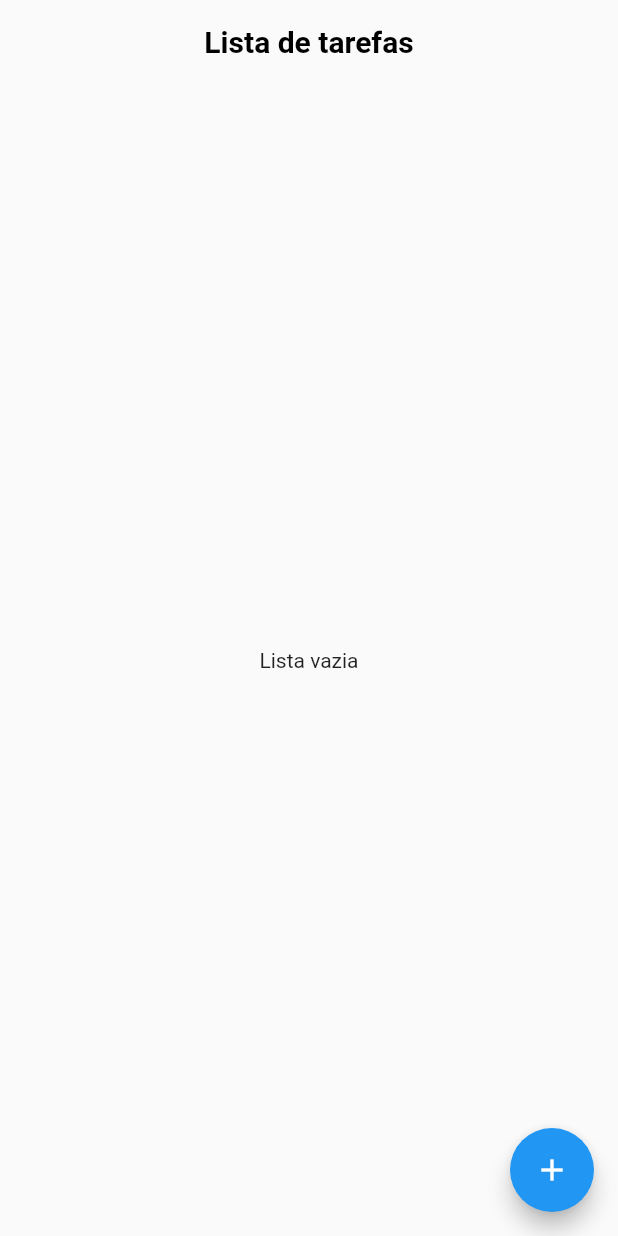
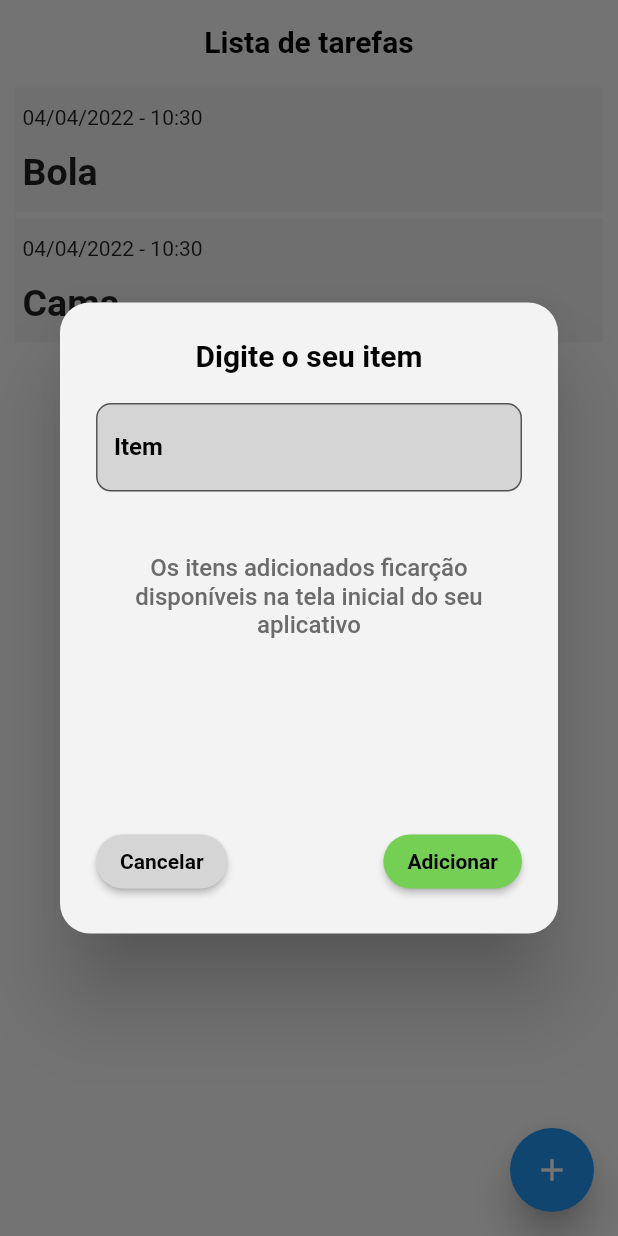
Before and after one commit to Anfacibry/tarefas, a Flutter app: the screen it shows after launch, after a tap on the "add" icon, on a phone screen of 412 x 824 dp. Run offline on Flutter 3.47's test engine with Material 2 defaults, Android fonts, the phone set to English and light mode, and no system bars.

Commit message:
atualizando tudo

```diff
--- a/lib/constantes.dart
+++ b/lib/constantes.dart
@@ -8,3 +8,13 @@ class Cores {
   static const Color corBotaoCancelarECaixaTexto = Color(0xFFD5D5D5);
   static const Color corItensParaFazer = Color(0xFFF1F1F1);
 }
+
+class TamanhoTela {
+  double alturaTela(BuildContext context) {
+    return MediaQuery.of(context).size.height;
+  }
+
+  double larguraTela(BuildContext context) {
+    return MediaQuery.of(context).size.width;
+  }
+}
--- a/lib/pages/home.dart
+++ b/lib/pages/home.dart
@@ -1,4 +1,9 @@
 import 'package:flutter/material.dart';
+import 'package:tarefas/constantes.dart';
+import 'package:tarefas/widgets/itens_apresentados.dart';
+
+import '../components/item.dart';
+import '../widgets/botao.dart';
 
 class Home extends StatefulWidget {
   const Home({Key? key}) : super(key: key);
@@ -8,8 +13,100 @@ class Home extends StatefulWidget {
 }
 
 class _HomeState extends State<Home> {
+  TextEditingController itemPegoController = TextEditingController();
+  //List<Item> listaAddicionada = itens;
+
+  List<Item> itens = [];
+
+  void caixaParaAddItem({
+    required BuildContext context,
+    required double alturaPega,
+    required double larguraPega,
+  }) {
+    TextEditingController itemPegoController = TextEditingController();
+    showDialog(
+      barrierDismissible: false,
+      context: context,
+      builder: (context) => AlertDialog(
+        shape: RoundedRectangleBorder(
+          borderRadius: BorderRadius.circular(20),
+        ),
+        backgroundColor: Cores.corDialogo,
+        title: const Text(
+          "Digite o seu item",
+          textAlign: TextAlign.center,
+        ),
+        content: SizedBox(
+          height: alturaPega * .4,
+          width: larguraPega * .8,
+          child: Column(
+            children: [
+              TextField(
+                decoration: InputDecoration(
+                    label: const Text("Item"),
+                    labelStyle: const TextStyle(
+                      color: Colors.black,
+                      fontWeight: FontWeight.w600,
+                    ),
+                    border: OutlineInputBorder(
+                      borderRadius: BorderRadius.circular(10),
+                    ),
+                    filled: true,
+                    fillColor: Cores.corBotaoCancelarECaixaTexto,
+                    focusedBorder: const OutlineInputBorder(
+                        borderSide: BorderSide(
+                      color: Colors.black,
+                    ))),
+                controller: itemPegoController,
+              ),
+              const Spacer(),
+              const Text(
+                "Os itens adicionados ficarção disponíveis na tela inicial do seu aplicativo",
+                style: TextStyle(
+                  color: Cores.corTextDialogo,
+                  fontWeight: FontWeight.w500,
+                ),
+                textAlign: TextAlign.center,
+              ),
+              const Spacer(
+                flex: 3,
+              ),
+              Row(
+                mainAxisAlignment: MainAxisAlignment.spaceBetween,
+                children: [
+                  Botao(
+                    titulo: "Cancelar",
+                    fun: () {
+                      Navigator.pop(context);
+                    },
+                    cor: Cores.corBotaoCancelarECaixaTexto,
+                  ),
+                  Botao(
+                    titulo: "Adicionar",
+                    fun: () {
+                      setState(() {
+                        String text = itemPegoController.text;
+                        itens.add(
+                            Item(nomeItem: text, dataItem: DateTime.now()));
+                        itemPegoController.clear();
+                      });
+                      Navigator.pop(context);
+                    },
+                    cor: Cores.corConfirmar,
+                  )
+                ],
+              ),
+            ],
+          ),
+        ),
+      ),
+    );
+  }
+
   @override
   Widget build(BuildContext context) {
+    final double altura = TamanhoTela().alturaTela(context);
+    final double largura = TamanhoTela().alturaTela(context);
     return Scaffold(
       appBar: AppBar(
         title: Text(
@@ -20,12 +117,36 @@ class _HomeState extends State<Home> {
         backgroundColor: Colors.transparent,
         elevation: 0,
       ),
-      body: const Center(
-        child: Text("Lista vazia"),
+      body: SizedBox(
+        height: altura,
+        width: largura,
+        child: Center(
+            child: Padding(
+          padding: const EdgeInsets.only(right: 10, left: 10),
+          child: Column(
+            children: [
+              ItensApresentador(
+                  item: "Bola",
+                  data: DateTime.now(),
+                  altura: altura,
+                  largura: largura),
+              ItensApresentador(
+                  item: "Cama",
+                  data: DateTime.now(),
+                  altura: altura,
+                  largura: largura),
+            ],
+          ),
+        )),
       ),
       floatingActionButton: FloatingActionButton(
-        onPressed: () {},
+        onPressed: () => caixaParaAddItem(
+          context: context,
+          alturaPega: altura,
+          larguraPega: largura,
+        ),
         child: const Icon(Icons.add),
+        elevation: 10,
       ),
     );
   }
```
Also changed, not shown: pubspec.yaml (+10 -0 lines), pubspec.lock, 1 other file.
